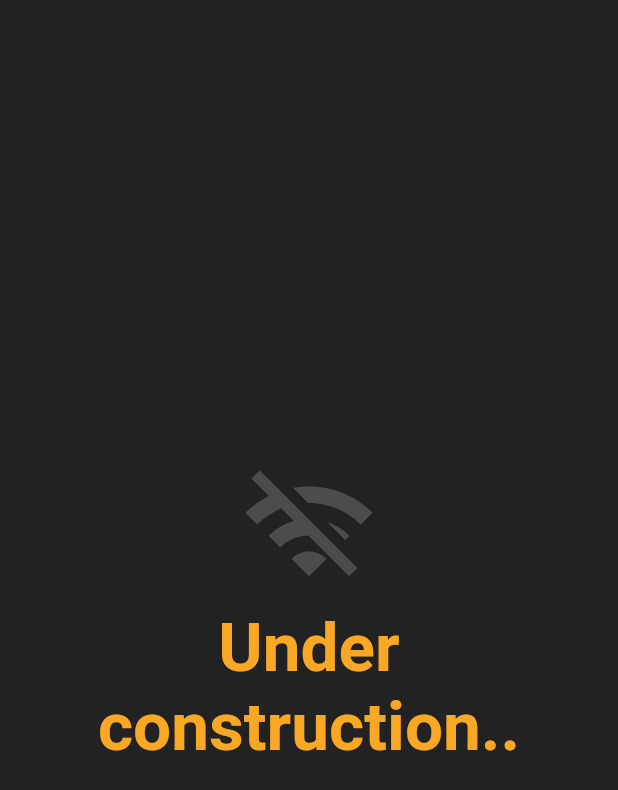
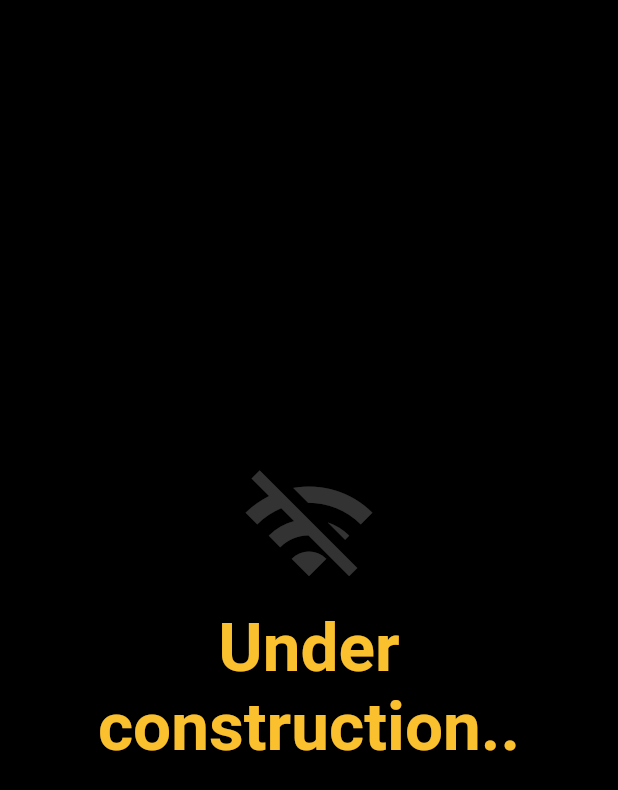
Before and after one commit to Oqtavios/itsleo.cc, a Flutter app: the screen it shows after launch, on a phone screen of 412 x 824 dp. Shown: the top 790 px of the screen. Run offline on Flutter 3.47's test engine with Material 2 defaults, Android fonts, the phone set to English and light mode, and no system bars.

Commit message:
- Temporarily disabled favicons - Played with colors

```diff
--- a/lib/main.dart
+++ b/lib/main.dart
@@ -11,10 +11,10 @@ class MyApp extends StatelessWidget {
       title: "Leo. D",
       theme: ThemeData(
         primarySwatch: Colors.yellow,
-        accentColor: Colors.yellow.shade800,
-        canvasColor: Colors.black87,
-        scaffoldBackgroundColor: Colors.black87,
-        backgroundColor: Colors.black87,
+        accentColor: Colors.yellow.shade700,
+        canvasColor: Colors.black,
+        scaffoldBackgroundColor: Colors.black,
+        backgroundColor: Colors.black,
         brightness: Brightness.dark,
       ),
       home: MyHomePage(),
--- a/pubspec.yaml
+++ b/pubspec.yaml
@@ -1,4 +1,4 @@
-name: leo_d
+name: oqtavios.github.io
 description: itsleo.cc homepage
 
 # The following line prevents the package from being accidentally published to
@@ -15,7 +15,7 @@ publish_to: 'none' # Remove this line if you wish to publish to pub.dev
 # In iOS, build-name is used as CFBundleShortVersionString while build-number used as CFBundleVersion.
 # Read more about iOS versioning at
 # https://developer.apple.com/library/archive/documentation/General/Reference/InfoPlistKeyReference/Articles/CoreFoundationKeys.html
-version: 0.0.2+0
+version: 0.0.3+0
 
 environment:
   sdk: ">=2.12.0 <3.0.0"
@@ -27,7 +27,7 @@ dependencies:
 
   # The following adds the Cupertino Icons font to your application.
   # Use with the CupertinoIcons class for iOS style icons.
-  cupertino_icons: ^1.0.2
+  # cupertino_icons: ^1.0.2
 
 dev_dependencies:
   flutter_test:
```
Also changed, not shown: 4 other files.
